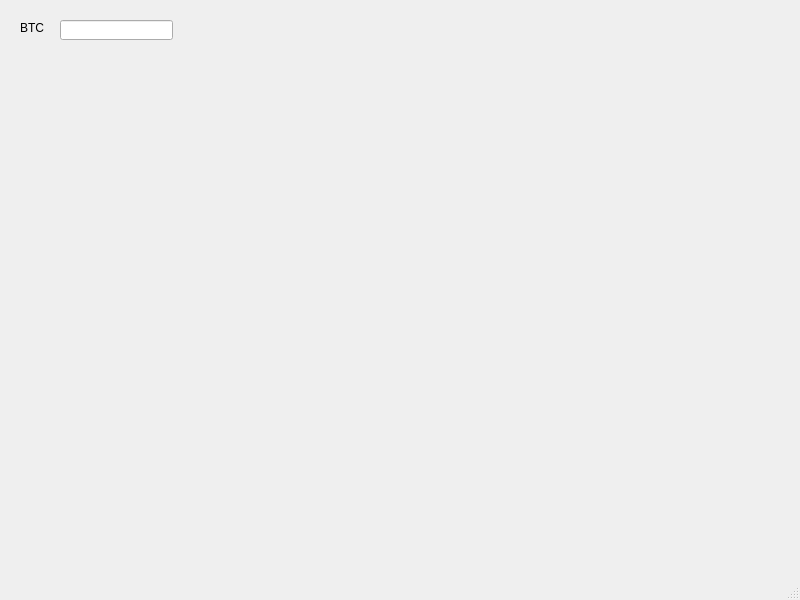
The window that Resources/mainWindow.ui (donghuna/Bitcoin) describes before a commit, drawn with Qt 5.
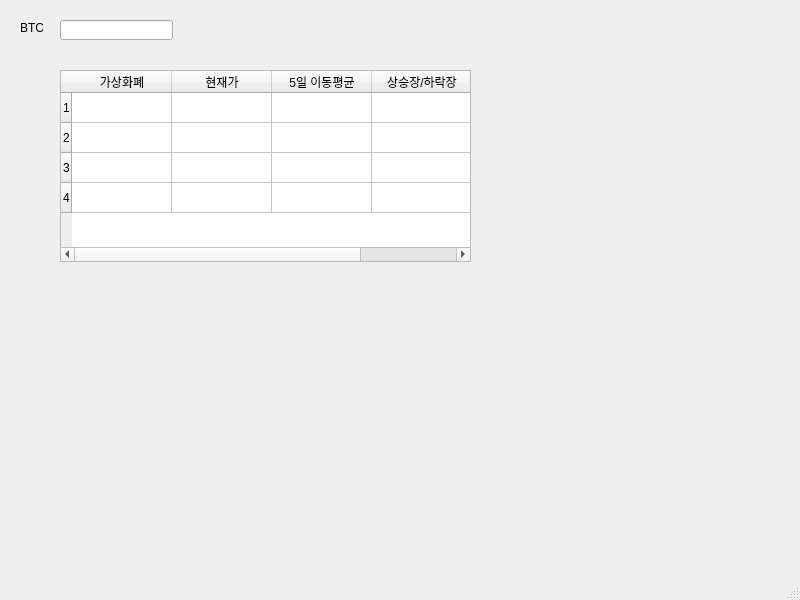
The same window after the commit.

Commit message: table initial setting

```diff
--- a/Resources/mainWindow.ui
+++ b/Resources/mainWindow.ui
@@ -37,6 +37,43 @@
      <string>BTC</string>
     </property>
    </widget>
+   <widget class="QTableWidget" name="tableWidget">
+    <property name="geometry">
+     <rect>
+      <x>60</x>
+      <y>70</y>
+      <width>411</width>
+      <height>192</height>
+     </rect>
+    </property>
+    <property name="rowCount">
+     <number>4</number>
+    </property>
+    <row/>
+    <row/>
+    <row/>
+    <row/>
+    <column>
+     <property name="text">
+      <string>가상화폐</string>
+     </property>
+    </column>
+    <column>
+     <property name="text">
+      <string>현재가</string>
+     </property>
+    </column>
+    <column>
+     <property name="text">
+      <string>5일 이동평균</string>
+     </property>
+    </column>
+    <column>
+     <property name="text">
+      <string>상승장/하락장</string>
+     </property>
+    </column>
+   </widget>
   </widget>
   <widget class="QMenuBar" name="menubar">
    <property name="geometry">
```
The commit also changes 2 other files.
